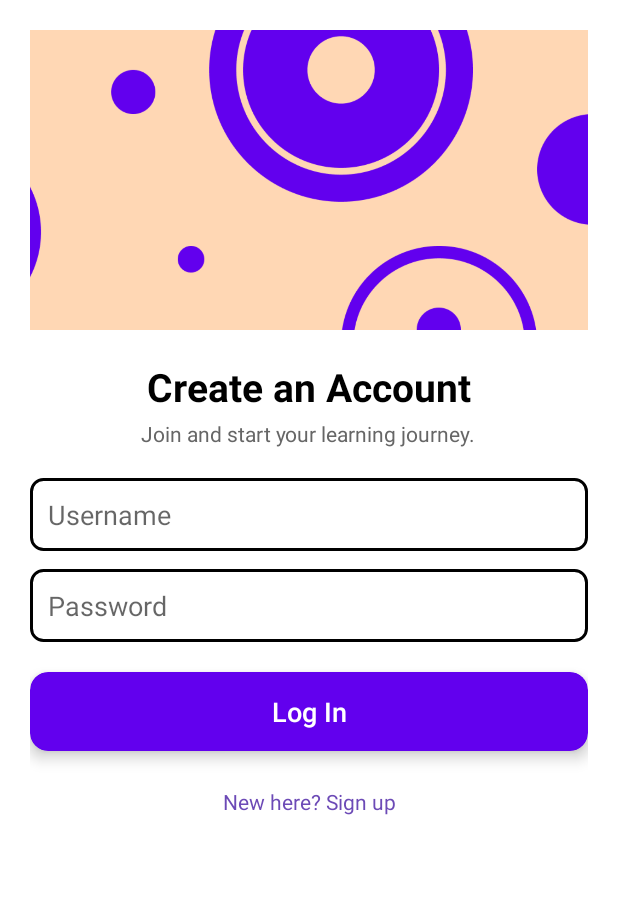
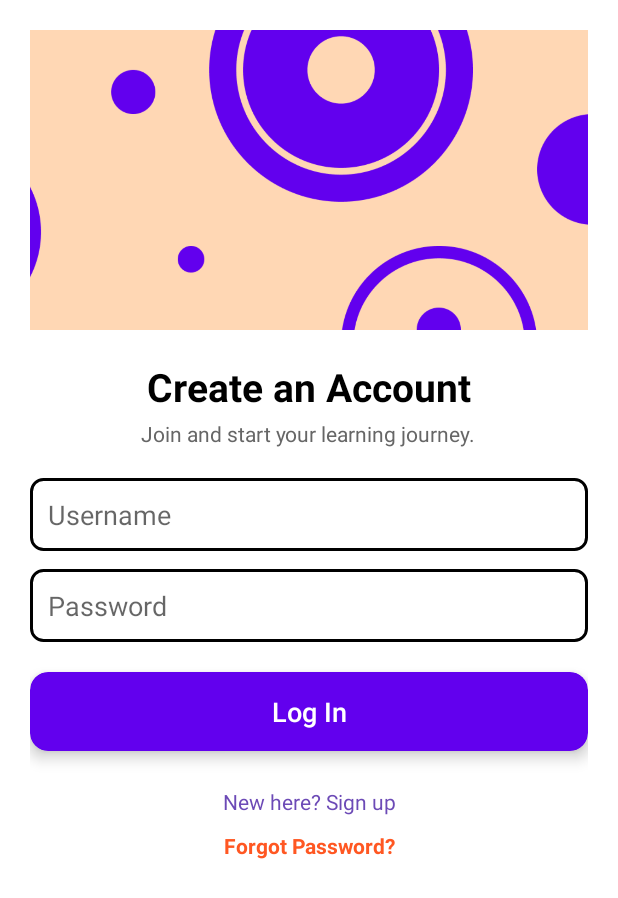
Before and after one commit to Aradhanadevi/SkillShareApp, an Android app: the screen it shows after launch (SignInActivity), on a phone screen of 412 x 824 dp. Shown: the top 898 px of the screen. Run offline under Robolectric (Android 15) with nearby library versions, the phone set to English and light mode, and no system bars; our stand-ins replace Firebase (no records; nobody signed in at launch, a user with empty details on screens opened directly).

Commit message:
Password Reset Part Done

```diff
--- a/app/src/main/java/anjali/learning/skilshare/SignInActivity.java
+++ b/app/src/main/java/anjali/learning/skilshare/SignInActivity.java
@@ -17,6 +17,7 @@ public class SignInActivity extends AppCompatActivity {
     Button Signin;
     TextView redirectToSignup;
     EditText username, password;
+    TextView forgotPassword;
 
     FirebaseAuth mAuth;
     DatabaseReference databaseReference;
@@ -30,6 +31,7 @@ public class SignInActivity extends AppCompatActivity {
         redirectToSignup = findViewById(R.id.signupredirecttxt);
         username = findViewById(R.id.lusername);
         password = findViewById(R.id.lpassword);
+        forgotPassword = findViewById(R.id.forgotPassword);
 
         mAuth = FirebaseAuth.getInstance();
         databaseReference = FirebaseDatabase.getInstance().getReference("users");
@@ -37,6 +39,7 @@ public class SignInActivity extends AppCompatActivity {
         Signin.setOnClickListener(view -> {
             String Username = username.getText().toString().trim();
             String Password = password.getText().toString().trim();
+
             if (Username.isEmpty()) {
                 username.setError("Please enter username");
             } else if (Password.isEmpty()) {
@@ -46,11 +49,18 @@ public class SignInActivity extends AppCompatActivity {
                 loginUser(Username, Password);
             }
         });
+
+        forgotPassword.setOnClickListener(v -> {
+            Intent intent = new Intent(SignInActivity.this, ForgotPasswordActivity.class);
+            startActivity(intent);
+        });
+
         redirectToSignup.setOnClickListener(view -> {
             Intent redirect = new Intent(SignInActivity.this, SignUpActivity.class);
             startActivity(redirect);
         });
     }
+
     private void loginUser(String Username, String Password) {
         // Fetch user email from Realtime DB
         databaseReference.child(Username).addListenerForSingleValueEvent(new ValueEventListener() {
@@ -58,10 +68,9 @@ public class SignInActivity extends AppCompatActivity {
             public void onDataChange(DataSnapshot snapshot) {
                 if (snapshot.exists()) {
                     String email = snapshot.child("email").getValue(String.class);
-                    String storedPassword = snapshot.child("password").getValue(String.class);
 
-                    if (email != null && storedPassword != null && storedPassword.equals(Password)) {
-                        // FirebaseAuth login
+                    if (email != null) {
+                        // ✅ Only check with FirebaseAuth
                         mAuth.signInWithEmailAndPassword(email, Password)
                                 .addOnCompleteListener(task -> {
                                     if (task.isSuccessful()) {
@@ -69,12 +78,11 @@ public class SignInActivity extends AppCompatActivity {
                                         // ✅ XP & Stars Setup
                                         checkAndSetXPandStars(Username);
 
-                                        // Save username
+                                        // Save username in SharedPreferences
                                         getSharedPreferences("SkillSharePrefs", MODE_PRIVATE)
                                                 .edit()
                                                 .putString("currentUsername", Username)
                                                 .apply();
-
 
                                         Toast.makeText(SignInActivity.this, "Login Successful", Toast.LENGTH_SHORT).show();
 
@@ -89,7 +97,7 @@ public class SignInActivity extends AppCompatActivity {
                                     }
                                 });
                     } else {
-                        password.setError("Incorrect password");
+                        username.setError("Email not found for this username");
                         Signin.setEnabled(true);
                     }
                 } else {
@@ -106,7 +114,7 @@ public class SignInActivity extends AppCompatActivity {
         });
     }
 
-    // 🔥 New method to check and set XP & Stars
+    // ✅ New method to check and set XP & Stars
     private void checkAndSetXPandStars(String Username) {
         DatabaseReference userRef = databaseReference.child(Username);
 
@@ -125,7 +133,6 @@ public class SignInActivity extends AppCompatActivity {
 
             @Override
             public void onCancelled(DatabaseError error) {
-                // Optional: Handle errors
                 Signin.setEnabled(true);
             }
         });
--- a/app/src/main/res/layout/activity_sign_in.xml
+++ b/app/src/main/res/layout/activity_sign_in.xml
@@ -96,5 +96,18 @@
             android:textColor="#6C4AB6"
             android:layout_marginTop="12dp"
             android:layout_marginBottom="10dp" />
+        <!-- Forgot Password -->
+        <TextView
+            android:id="@+id/forgotPassword"
+            android:layout_width="match_parent"
+            android:layout_height="wrap_content"
+            android:text="Forgot Password?"
+            android:textAlignment="center"
+            android:textColor="#FF5722"
+            android:textStyle="bold"
+            android:layout_marginBottom="16dp"
+            android:clickable="true"
+            android:focusable="true"/>
+
     </LinearLayout>
 </ScrollView>
```
Also changed, not shown: app/src/main/AndroidManifest.xml (+13 -7 lines), app/src/main/java/anjali/learning/skilshare/ForgotPasswordActivity.java (added, +75 -0 lines), app/src/main/res/layout/activity_forgot_password.xml (added, +26 -0 lines), app/src/main/res/drawable/logowithoutbg.png (added).
